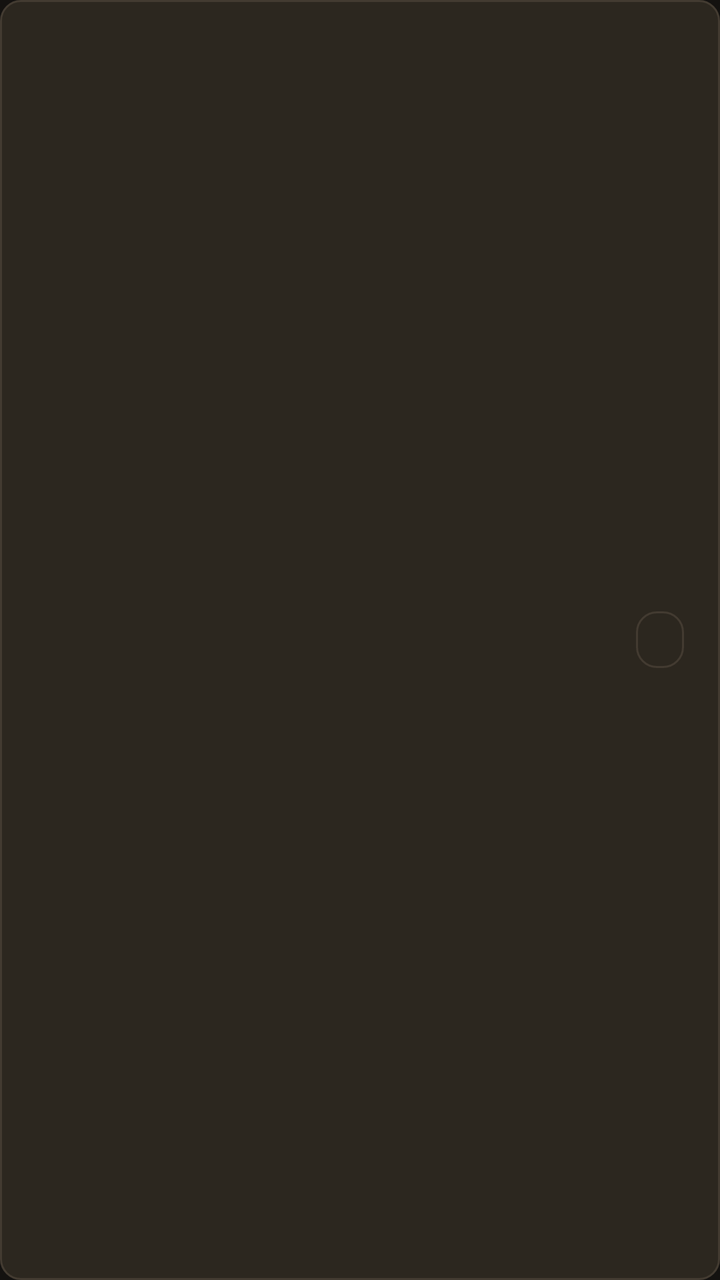
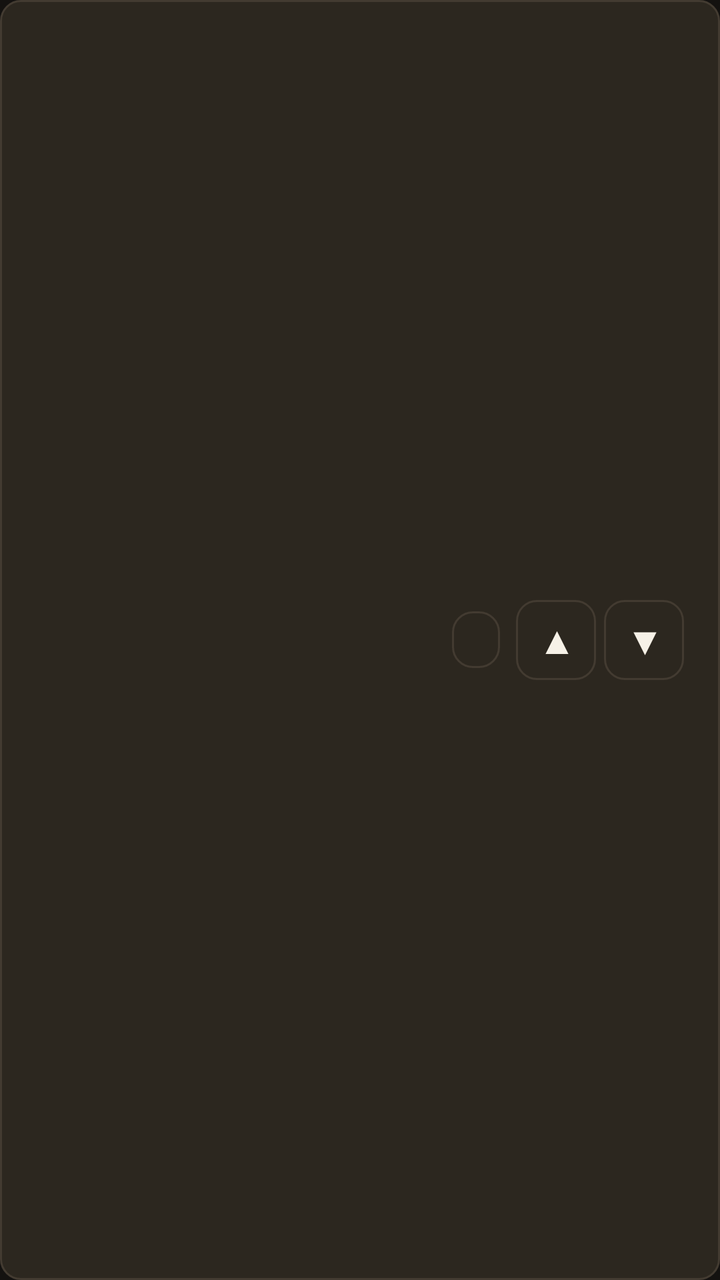

Compare the two renders of this Android layout. The source of the first and the diff that turns it into the second are given below.
<!-- AndroidManifest.xml: application theme Theme.OlympusIptv -->
<!-- res/layout/item_playlist.xml -->
<?xml version="1.0" encoding="utf-8"?>
<LinearLayout xmlns:android="http://schemas.android.com/apk/res/android"
    android:layout_width="match_parent"
    android:layout_height="wrap_content"
    android:layout_marginBottom="12dp"
    android:background="@drawable/bg_focusable"
    android:focusable="true"
    android:orientation="horizontal"
    android:padding="18dp">

    <LinearLayout
        android:layout_width="0dp"
        android:layout_height="wrap_content"
        android:layout_weight="1"
        android:orientation="vertical">

        <TextView
            android:id="@+id/name"
            android:layout_width="match_parent"
            android:layout_height="wrap_content"
            android:textColor="@color/text_primary"
            android:textSize="20sp"
            android:textStyle="bold" />

        <TextView
            android:id="@+id/meta"
            android:layout_width="match_parent"
            android:layout_height="wrap_content"
            android:layout_marginTop="4dp"
            android:textColor="@color/text_secondary"
            android:textSize="14sp" />
    </LinearLayout>

    <TextView
        android:id="@+id/typeBadge"
        android:layout_width="wrap_content"
        android:layout_height="wrap_content"
        android:layout_gravity="center_vertical"
        android:background="@drawable/bg_panel"
        android:paddingHorizontal="12dp"
        android:paddingVertical="6dp"
        android:textColor="@color/accent"
        android:textSize="12sp"
        android:textStyle="bold" />
</LinearLayout>
<!-- resources referenced by this layout -->
<resources>
  <color name="accent">#E2A15A</color>
  <color name="text_primary">#F6F1E7</color>
  <color name="text_secondary">#C9BBA8</color>
  <!-- drawable bg_focusable (drawable) -->
  <?xml version="1.0" encoding="utf-8"?>
  <selector xmlns:android="http://schemas.android.com/apk/res/android">
      <item android:state_focused="true">
          <shape>
              <solid android:color="@color/bg_elevated" />
              <corners android:radius="10dp" />
              <stroke
                  android:width="3dp"
                  android:color="@color/focus" />
          </shape>
      </item>
      <item android:state_selected="true">
          <shape>
              <solid android:color="@color/accent_dim" />
              <corners android:radius="10dp" />
              <stroke
                  android:width="1dp"
                  android:color="@color/accent" />
          </shape>
      </item>
      <item>
          <shape>
              <solid android:color="@color/bg_panel" />
              <corners android:radius="10dp" />
              <stroke
                  android:width="1dp"
                  android:color="@color/stroke" />
          </shape>
      </item>
  </selector>
  <!-- drawable bg_panel (drawable) -->
  <?xml version="1.0" encoding="utf-8"?>
  <shape xmlns:android="http://schemas.android.com/apk/res/android">
      <solid android:color="@color/bg_panel" />
      <corners android:radius="10dp" />
      <stroke
          android:width="1dp"
          android:color="@color/stroke" />
  </shape>
  <style name="Theme.OlympusIptv" parent="Theme.AppCompat.NoActionBar">
          <item name="android:windowBackground">@color/bg</item>
          <item name="android:colorBackground">@color/bg</item>
          <item name="android:textColorPrimary">@color/text_primary</item>
          <item name="android:textColorSecondary">@color/text_secondary</item>
          <item name="colorPrimary">@color/accent</item>
          <item name="colorAccent">@color/accent</item>
          <item name="android:statusBarColor">@color/bg</item>
          <item name="android:navigationBarColor">@color/bg</item>
          <item name="android:windowFullscreen">true</item>
      </style>
  <color name="bg_elevated">#221F1A</color>
  <color name="focus">#F0C48A</color>
  <color name="accent_dim">#B07A38</color>
  <color name="bg_panel">#2C271F</color>
  <color name="stroke">#433B31</color>
  <color name="bg">#141210</color>
</resources>

<!-- the commit's change to res/layout/item_playlist.xml (unified diff, before → after) -->
@@ -36,10 +36,40 @@
         android:layout_width="wrap_content"
         android:layout_height="wrap_content"
         android:layout_gravity="center_vertical"
+        android:layout_marginEnd="8dp"
         android:background="@drawable/bg_panel"
         android:paddingHorizontal="12dp"
         android:paddingVertical="6dp"
         android:textColor="@color/accent"
         android:textSize="12sp"
         android:textStyle="bold" />
+
+    <TextView
+        android:id="@+id/btnMoveUp"
+        android:layout_width="40dp"
+        android:layout_height="40dp"
+        android:layout_gravity="center_vertical"
+        android:background="@drawable/bg_focusable"
+        android:clickable="true"
+        android:focusable="true"
+        android:gravity="center"
+        android:text="@string/playlist_move_up"
+        android:textColor="@color/text_primary"
+        android:textSize="18sp"
+        android:textStyle="bold" />
+
+    <TextView
+        android:id="@+id/btnMoveDown"
+        android:layout_width="40dp"
+        android:layout_height="40dp"
+        android:layout_gravity="center_vertical"
+        android:layout_marginStart="4dp"
+        android:background="@drawable/bg_focusable"
+        android:clickable="true"
+        android:focusable="true"
+        android:gravity="center"
+        android:text="@string/playlist_move_down"
+        android:textColor="@color/text_primary"
+        android:textSize="18sp"
+        android:textStyle="bold" />
 </LinearLayout>
<!-- resource entries referenced after the edit -->
@@ -43,6 +43,8 @@
           android:width="1dp"
           android:color="@color/stroke" />
   </shape>
+  <string name="playlist_move_down">▼</string>
+  <string name="playlist_move_up">▲</string>
   <style name="Theme.OlympusIptv" parent="Theme.AppCompat.NoActionBar">
           <item name="android:windowBackground">@color/bg</item>
           <item name="android:colorBackground">@color/bg</item>
